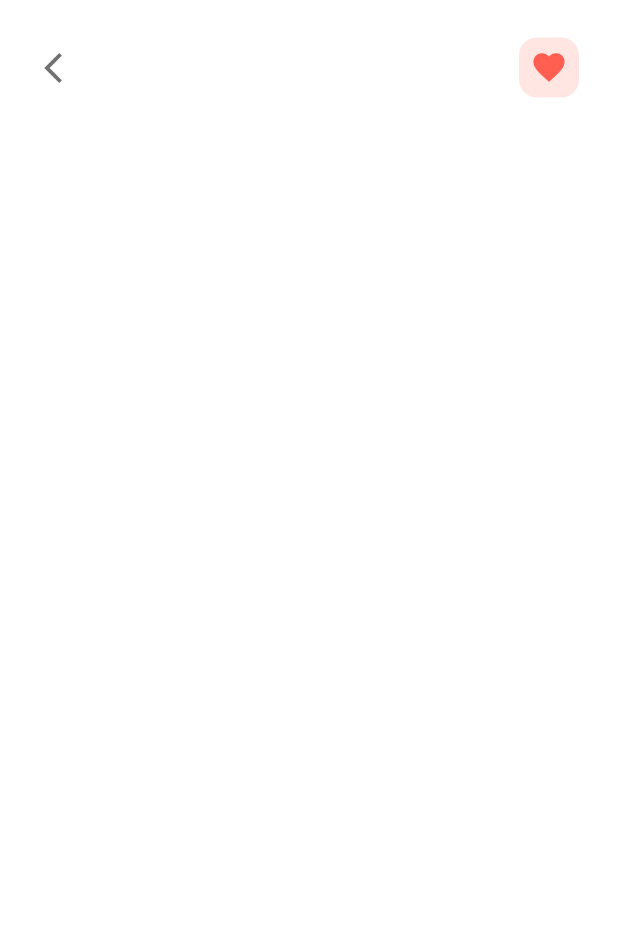
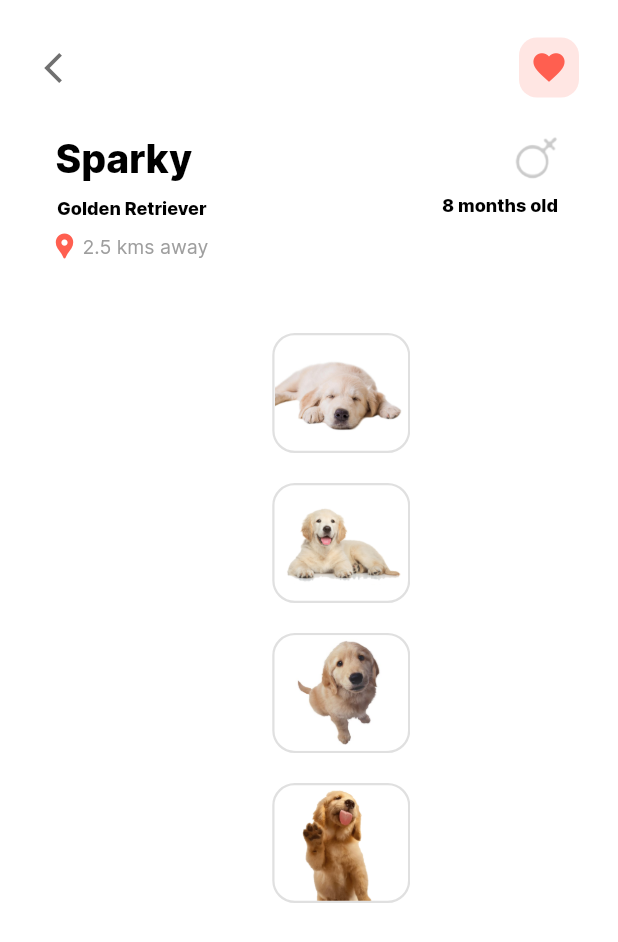
Before and after one commit to AkaciaPark/challenge2, a Flutter app: the screen it shows after launch, after a tap on "Sparky", on a phone screen of 412 x 824 dp. Shown: the top 942 px of the screen. Run offline on Flutter 3.47's test engine with Material 2 defaults, Android fonts, the phone set to English and light mode, and no system bars.

Commit message:
did the pet image list

```diff
--- a/lib/app/first_screen/pets_widgets/pet_card_widget.dart
+++ b/lib/app/first_screen/pets_widgets/pet_card_widget.dart
@@ -41,7 +41,6 @@ class PetCardWidget extends StatelessWidget {
             right: 20,
           ),
           child: Row(
-            //mainAxisAlignment: MainAxisAlignment.spaceBetween,
             crossAxisAlignment: CrossAxisAlignment.start,
             children: [
               Container(
--- a/lib/app/mock/pets_mock.dart
+++ b/lib/app/mock/pets_mock.dart
@@ -7,7 +7,7 @@ class PetsMock {
       petName: 'Sparky',
       petRace: 'Golden Retriever',
       petGender: 'Female, ',
-      petAge: '2 years',
+      petAge: '8 months old',
       petDistance: '2.5 kms away',
       petDescription:
           'She is shy at first, but will warm up when she\'s comfortable. She is not a ranch dog that guards animals and property as she whould rather be with her people; but she is comfortable around animals. She plays well with other dogs.',
--- /dev/null
+++ b/lib/app/second_screen/info_pet_widget/gender_image_and_age_widget.dart
@@ -0,0 +1,38 @@
+import 'package:flutter/material.dart';
+
+class GenderImageAndAgeWidget extends StatelessWidget {
+  final String age;
+
+  const GenderImageAndAgeWidget({
+    required this.age,
+    super.key,
+  });
+
+  @override
+  Widget build(BuildContext context) {
+    return Padding(
+      padding: const EdgeInsets.only(right: 10),
+      child: Column(
+        mainAxisAlignment: MainAxisAlignment.end,
+        crossAxisAlignment: CrossAxisAlignment.end,
+        children: [
+          Image.asset(
+            'assets/images/icons/male_gender_icon.png',
+            width: 30,
+          ),
+          const SizedBox(height: 10),
+          //colocar a idade
+          Text(
+            age,
+            style: const TextStyle(
+              color: Colors.black,
+              fontSize: 12,
+              fontWeight: FontWeight.bold,
+              fontFamily: 'Inter',
+            ),
+          ),
+        ],
+      ),
+    );
+  }
+}
--- /dev/null
+++ b/lib/app/second_screen/info_pet_widget/info_header_widget.dart
@@ -0,0 +1,35 @@
+import 'package:challenge2/app/models/pet_model.dart';
+import 'package:challenge2/app/second_screen/info_pet_widget/gender_image_and_age_widget.dart';
+import 'package:challenge2/app/second_screen/info_pet_widget/name_race_distance_widget.dart';
+import 'package:flutter/material.dart';
+
+class InfoHeaderWidget extends StatelessWidget {
+  final PetModel pet;
+
+  const InfoHeaderWidget({
+    required this.pet,
+    super.key,
+  });
+
+  @override
+  Widget build(BuildContext context) {
+    return Container(
+      margin: const EdgeInsets.only(
+        left: 25,
+        right: 30,
+      ),
+      child: Row(
+        mainAxisAlignment: MainAxisAlignment.spaceBetween,
+        crossAxisAlignment: CrossAxisAlignment.start,
+        children: [
+          NameRaceDistanceWidget(
+            name: pet.petName,
+            race: pet.petRace,
+            distance: pet.petDistance,
+          ),
+          GenderImageAndAgeWidget(age: pet.petAge),
+        ],
+      ),
+    );
+  }
+}
--- /dev/null
+++ b/lib/app/second_screen/info_pet_widget/name_race_distance_widget.dart
@@ -0,0 +1,75 @@
+import 'package:flutter/material.dart';
+
+class NameRaceDistanceWidget extends StatelessWidget {
+  final String name;
+  final String race;
+  final String distance;
+
+  const NameRaceDistanceWidget({
+    required this.name,
+    required this.race,
+    required this.distance,
+    super.key,
+  });
+
+  @override
+  Widget build(BuildContext context) {
+    return Padding(
+      padding: const EdgeInsets.only(left: 8, bottom: 8),
+      child: Column(
+        mainAxisAlignment: MainAxisAlignment.start,
+        crossAxisAlignment: CrossAxisAlignment.start,
+        children: [
+          Row(
+            children: [
+              const SizedBox(width: 4),
+              Text(
+                name,
+                style: const TextStyle(
+                  color: Colors.black,
+                  fontSize: 26,
+                  fontFamily: 'Inter',
+                  fontWeight: FontWeight.bold,
+                ),
+              ),
+            ],
+          ),
+          const SizedBox(height: 10),
+          Row(
+            children: [
+              const SizedBox(width: 5),
+              Text(
+                race,
+                style: const TextStyle(
+                  color: Colors.black,
+                  fontSize: 12,
+                  fontFamily: 'Inter',
+                  fontWeight: FontWeight.bold,
+                ),
+              ),
+            ],
+          ),
+          const SizedBox(height: 8),
+          Row(
+            children: [
+              const Icon(
+                Icons.location_pin,
+                size: 20,
+                color: Color.fromRGBO(255, 95, 80, 1),
+              ),
+              const SizedBox(width: 2),
+              Text(
+                distance,
+                style: const TextStyle(
+                  color: Colors.grey,
+                  fontSize: 13,
+                  fontFamily: 'Inter',
+                ),
+              ),
+            ],
+          ),
+        ],
+      ),
+    );
+  }
+}
--- /dev/null
+++ b/lib/app/second_screen/list_pet_image_widget/image_card_list_widget.dart
@@ -0,0 +1,38 @@
+import 'package:flutter/material.dart';
+
+class ImageCardListWidget extends StatelessWidget {
+  final String image;
+
+  const ImageCardListWidget({
+    required this.image,
+    super.key,
+  });
+
+  @override
+  Widget build(BuildContext context) {
+    return Padding(
+      padding: const EdgeInsets.only(
+        bottom: 20,
+        left: 8,
+      ),
+      child: Container(
+        width: 80,
+        height: 80,
+        decoration: BoxDecoration(
+          border: Border.all(
+            width: 1.5,
+            color: Colors.grey.shade300,
+          ),
+          borderRadius: BorderRadius.circular(15),
+        ),
+        child: ClipRRect(
+          borderRadius: BorderRadius.circular(15),
+          child: Image.asset(
+            image,
+            fit: BoxFit.contain,
+          ),
+        ),
+      ),
+    );
+  }
+}
--- /dev/null
+++ b/lib/app/second_screen/list_pet_image_widget/image_widget.dart
@@ -0,0 +1,37 @@
+import 'package:flutter/material.dart';
+
+class ImageWidget extends StatelessWidget {
+  final String image;
+
+  const ImageWidget({
+    required this.image,
+    super.key,
+  });
+
+  @override
+  Widget build(BuildContext context) {
+    return Padding(
+      padding: const EdgeInsets.only(
+        bottom: 20,
+      ),
+      child: Container(
+        width: 50,
+        height: 50,
+        decoration: BoxDecoration(
+          border: Border.all(
+            width: 1.5,
+            color: Colors.grey.shade300,
+          ),
+          borderRadius: BorderRadius.circular(15),
+        ),
+        child: ClipRRect(
+          borderRadius: BorderRadius.circular(15),
+          child: Image.asset(
+            image,
+            fit: BoxFit.contain,
+          ),
+        ),
+      ),
+    );
+  }
+}
--- /dev/null
+++ b/lib/app/second_screen/list_pet_image_widget/list_images_and_big_image_widget.dart
@@ -0,0 +1,27 @@
+import 'package:challenge2/app/second_screen/list_pet_image_widget/list_widget.dart';
+import 'package:flutter/material.dart';
+
+class ListImagesAndBigImage extends StatelessWidget {
+  final List<String> petImages;
+
+  const ListImagesAndBigImage({
+    required this.petImages,
+    super.key,
+  });
+
+  @override
+  Widget build(BuildContext context) {
+    return Container(
+      margin: const EdgeInsets.only(
+        left: 35,
+      ),
+      height: 400,
+      width: 100,
+      child: Row(
+        children: [
+          ListWidget(petImages: petImages),
+        ],
+      ),
+    );
+  }
+}
--- /dev/null
+++ b/lib/app/second_screen/list_pet_image_widget/list_widget.dart
@@ -0,0 +1,32 @@
+import 'package:flutter/material.dart';
+import 'image_card_list_widget.dart';
+
+// imageListWidget da Duda
+class ListWidget extends StatelessWidget {
+  final List<String> petImages;
+
+  const ListWidget({
+    required this.petImages,
+    super.key,
+  });
+
+  @override
+  Widget build(BuildContext context) {
+    return Stack(
+      children: [
+        SizedBox(
+          width: 100,
+          height: 1500,
+          child: Center(
+            child: ListView.builder(
+              itemCount: petImages.length,
+              itemBuilder: (context, index) {
+                return ImageCardListWidget(image: petImages[index]);
+              },
+            ),
+          ),
+        )
+      ],
+    );
+  }
+}
--- a/lib/app/second_screen/second_screen.dart
+++ b/lib/app/second_screen/second_screen.dart
@@ -1,12 +1,17 @@
+import 'package:challenge2/app/second_screen/info_pet_widget/info_header_widget.dart';
+import 'package:challenge2/app/second_screen/list_pet_image_widget/list_images_and_big_image_widget.dart';
 import 'package:flutter/material.dart';
-
 import '../models/pet_model.dart';
 import 'widgets_appbar/go_back_icon_widget_appbar.dart';
 import 'widgets_appbar/heart_icon_widget_appbar.dart';
 
 class SecondScreen extends StatelessWidget {
   final PetModel pet;
-  const SecondScreen({required this.pet, super.key});
+
+  const SecondScreen({
+    required this.pet,
+    super.key,
+  });
 
   @override
   Widget build(BuildContext context) {
@@ -22,6 +27,19 @@ class SecondScreen extends StatelessWidget {
           ],
         ),
       ),
+      body: SizedBox(
+        width: double.infinity,
+        child: Column(
+          mainAxisAlignment: MainAxisAlignment.start,
+          children: [
+            InfoHeaderWidget(pet: pet),
+            const SizedBox(
+              height: 40,
+            ),
+            ListImagesAndBigImage(petImages: pet.petImages),
+          ],
+        ),
+      ),
     );
   }
 }
```
